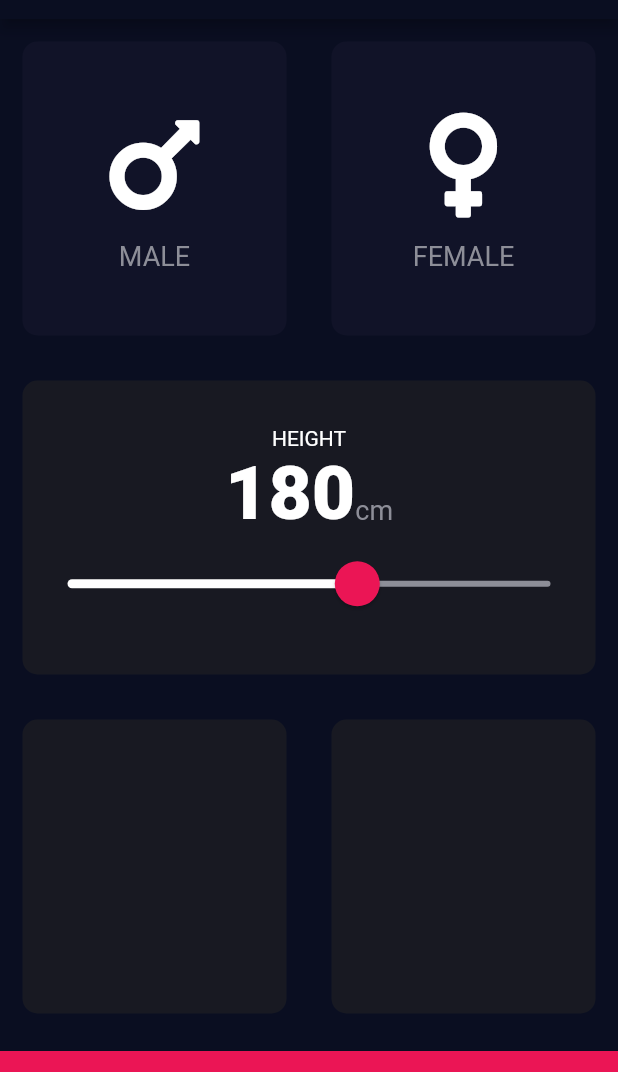
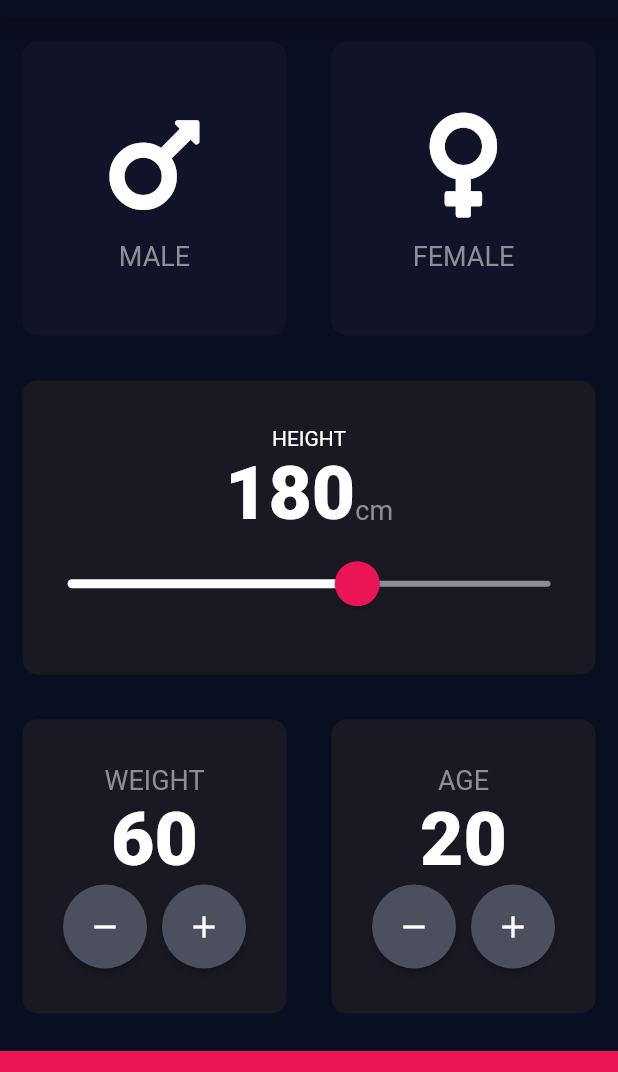
Before and after one commit to larissavarjao/bmi-calculator, a Flutter app: the screen it shows after launch, on a phone screen of 412 x 824 dp, the part 65-1137 px from its top. Run offline on Flutter 3.47's test engine with Material 2 defaults, Android fonts, the phone set to English and light mode, and no system bars; our stand-ins replace font_awesome_flutter.

Commit message:
feat: add weight and age on home

```diff
--- a/lib/constants.dart
+++ b/lib/constants.dart
@@ -9,6 +9,7 @@ const Color kBottomContainerBackgroundColor = Color(0xFFEB1555);
 const Color kInactiveCardColor = Color(0xFF111328);
 const Color kLightPinkColor = Color(0xFF8D8E98);
 const Color kOverlaySliderColor = Color(0x29EB1555);
+const Color kFABBottomColor = Color(0xFF4C4F5E);
 
 const TextStyle kLabelStyle = TextStyle(
   fontSize: 18.0,
--- a/lib/input_page.dart
+++ b/lib/input_page.dart
@@ -4,6 +4,7 @@ import 'package:font_awesome_flutter/font_awesome_flutter.dart';
 import 'card_widget.dart';
 import 'constants.dart';
 import 'gender_info.dart';
+import 'round_button.dart';
 
 enum Gender { female, male }
 
@@ -15,6 +16,8 @@ class InputPage extends StatefulWidget {
 class _InputPageState extends State<InputPage> {
   Gender selectedGender;
   int heigth = 180;
+  int weight = 60;
+  int age = 20;
 
   @override
   Widget build(BuildContext context) {
@@ -117,10 +120,88 @@ class _InputPageState extends State<InputPage> {
             child: Row(
               children: <Widget>[
                 Expanded(
-                  child: CardWidget(color: kBodyBackgroundColor),
+                  child: CardWidget(
+                    color: kBodyBackgroundColor,
+                    cardChild: Column(
+                      mainAxisAlignment: MainAxisAlignment.center,
+                      children: <Widget>[
+                        Text(
+                          'WEIGHT',
+                          style: kLabelStyle,
+                        ),
+                        Text(
+                          weight.toString(),
+                          style: kNumberStyle,
+                        ),
+                        Row(
+                          mainAxisAlignment: MainAxisAlignment.center,
+                          children: <Widget>[
+                            RoundButton(
+                              child: Icons.remove,
+                              onPressed: () {
+                                setState(() {
+                                  weight--;
+                                });
+                              },
+                            ),
+                            SizedBox(
+                              width: 10.0,
+                            ),
+                            RoundButton(
+                              child: Icons.add,
+                              onPressed: () {
+                                setState(() {
+                                  weight++;
+                                });
+                              },
+                            )
+                          ],
+                        ),
+                      ],
+                    ),
+                  ),
                 ),
                 Expanded(
-                  child: CardWidget(color: kBodyBackgroundColor),
+                  child: CardWidget(
+                    color: kBodyBackgroundColor,
+                    cardChild: Column(
+                      mainAxisAlignment: MainAxisAlignment.center,
+                      children: <Widget>[
+                        Text(
+                          'AGE',
+                          style: kLabelStyle,
+                        ),
+                        Text(
+                          age.toString(),
+                          style: kNumberStyle,
+                        ),
+                        Row(
+                          mainAxisAlignment: MainAxisAlignment.center,
+                          children: <Widget>[
+                            RoundButton(
+                              child: Icons.remove,
+                              onPressed: () {
+                                setState(() {
+                                  age--;
+                                });
+                              },
+                            ),
+                            SizedBox(
+                              width: 10.0,
+                            ),
+                            RoundButton(
+                              child: Icons.add,
+                              onPressed: () {
+                                setState(() {
+                                  age++;
+                                });
+                              },
+                            )
+                          ],
+                        ),
+                      ],
+                    ),
+                  ),
                 )
               ],
             ),
--- /dev/null
+++ b/lib/round_button.dart
@@ -0,0 +1,26 @@
+import 'package:flutter/material.dart';
+
+import 'constants.dart';
+
+class RoundButton extends StatelessWidget {
+  final IconData child;
+  final Function onPressed;
+
+  RoundButton({@required this.child, @required this.onPressed});
+
+  @override
+  Widget build(BuildContext context) {
+    return Container(
+      child: RawMaterialButton(
+        child: Icon(child),
+        shape: CircleBorder(),
+        fillColor: kFABBottomColor,
+        onPressed: onPressed,
+        constraints: BoxConstraints.tightFor(
+          width: 56.0,
+          height: 56.0,
+        ),
+      ),
+    );
+  }
+}
```
